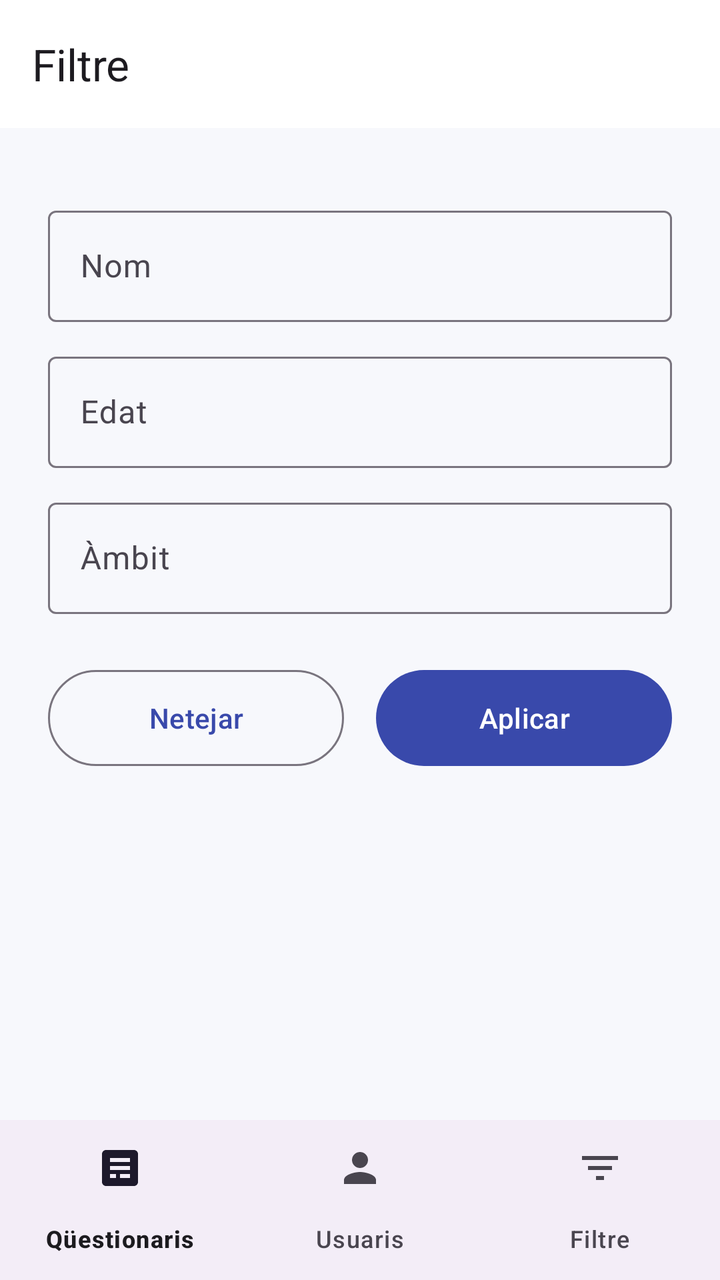
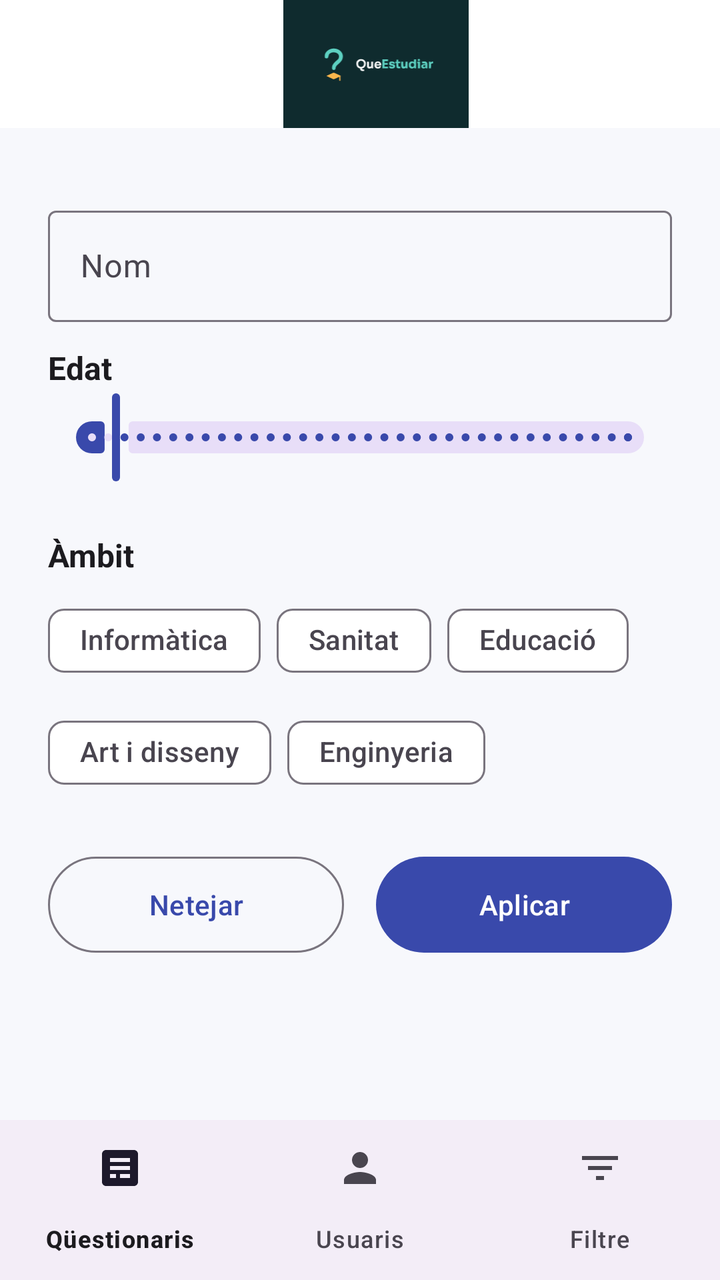

Screens rendered from an Android XML layout before and after an edit, with the pre-edit source and the edit as a unified diff.
<!-- AndroidManifest.xml: application theme Theme.OrientaApp -->
<!-- res/layout/fragment_filtre.xml -->
<?xml version="1.0" encoding="utf-8"?>
<LinearLayout xmlns:android="http://schemas.android.com/apk/res/android"
    xmlns:app="http://schemas.android.com/apk/res-auto"
    xmlns:tools="http://schemas.android.com/tools"
    android:layout_width="match_parent"
    android:layout_height="match_parent"
    android:orientation="vertical"
    tools:context=".FiltreFragment">

    <com.google.android.material.appbar.MaterialToolbar
        android:id="@+id/barra"
        android:layout_width="match_parent"
        android:layout_height="?attr/actionBarSize"
        android:background="@color/superficie"
        app:title="@string/titol_filtre" />

    <LinearLayout
        android:layout_width="match_parent"
        android:layout_height="0dp"
        android:layout_weight="1"
        android:orientation="vertical"
        android:padding="24dp">

        <com.google.android.material.textfield.TextInputLayout
            style="@style/CampText"
            android:hint="@string/hint_nom">
            <com.google.android.material.textfield.TextInputEditText
                android:layout_width="match_parent"
                android:layout_height="wrap_content"
                android:importantForAutofill="no"
                android:inputType="textPersonName" />
        </com.google.android.material.textfield.TextInputLayout>

        <com.google.android.material.textfield.TextInputLayout
            style="@style/CampText"
            android:hint="@string/hint_edat">
            <com.google.android.material.textfield.TextInputEditText
                android:layout_width="match_parent"
                android:layout_height="wrap_content"
                android:importantForAutofill="no"
                android:inputType="number" />
        </com.google.android.material.textfield.TextInputLayout>

        <com.google.android.material.textfield.TextInputLayout
            style="@style/CampText"
            android:hint="@string/hint_ambit">
            <com.google.android.material.textfield.TextInputEditText
                android:layout_width="match_parent"
                android:layout_height="wrap_content"
                android:importantForAutofill="no"
                android:inputType="text" />
        </com.google.android.material.textfield.TextInputLayout>

        <LinearLayout
            android:layout_width="match_parent"
            android:layout_height="wrap_content"
            android:layout_marginTop="24dp"
            android:orientation="horizontal">

            <Button
                android:id="@+id/btnNetejar"
                style="@style/Widget.Material3.Button.OutlinedButton"
                android:layout_width="0dp"
                android:layout_height="wrap_content"
                android:layout_marginEnd="8dp"
                android:layout_weight="1"
                android:minHeight="56dp"
                android:text="@string/netejar" />

            <Button
                android:id="@+id/btnAplicar"
                style="@style/Widget.Material3.Button"
                android:layout_width="0dp"
                android:layout_height="wrap_content"
                android:layout_marginStart="8dp"
                android:layout_weight="1"
                android:minHeight="56dp"
                android:text="@string/aplicar" />
        </LinearLayout>
    </LinearLayout>

    <com.google.android.material.bottomnavigation.BottomNavigationView
        android:id="@+id/navInferior"
        android:layout_width="match_parent"
        android:layout_height="wrap_content"
        app:labelVisibilityMode="labeled"
        app:menu="@menu/menu_inferior"
        app:paddingBottomSystemWindowInsets="false" />
</LinearLayout>
<!-- resources referenced by this layout -->
<resources>
  <color name="superficie">#FFFFFF</color>
  <string name="aplicar">Aplicar</string>
  <string name="hint_ambit">Àmbit</string>
  <string name="hint_edat">Edat</string>
  <string name="hint_nom">Nom</string>
  <string name="netejar">Netejar</string>
  <string name="titol_filtre">Filtre</string>
  <style name="CampText" parent="Widget.Material3.TextInputLayout.OutlinedBox">
          <item name="android:layout_width">match_parent</item>
          <item name="android:layout_height">wrap_content</item>
          <item name="android:layout_marginTop">12dp</item>
      </style>
  <style name="Theme.OrientaApp" parent="Base.Theme.OrientaApp" />
  <style name="Base.Theme.OrientaApp" parent="Theme.Material3.DayNight.NoActionBar">
          <item name="colorPrimary">@color/primari</item>
          <item name="colorOnPrimary">@color/on_primari</item>
          <item name="colorSecondary">@color/secundari</item>
          <item name="colorOnSecondary">@color/on_secundari</item>
          <item name="colorError">@color/error</item>
          <item name="android:colorBackground">@color/fons</item>
          <item name="colorSurface">@color/superficie</item>
          <item name="colorOnSurface">@color/text_principal</item>
          <item name="colorOnSurfaceVariant">@color/text_secundari</item>
      </style>
  <color name="primari">#3949AB</color>
  <color name="on_primari">#FFFFFF</color>
  <color name="secundari">#00796B</color>
  <color name="on_secundari">#FFFFFF</color>
  <color name="error">#B3261E</color>
  <color name="fons">#F7F8FC</color>
  <color name="text_principal">#1C1B1F</color>
  <color name="text_secundari">#49454F</color>
</resources>

<!-- the commit's change to res/layout/fragment_filtre.xml (unified diff, before → after) -->
@@ -12,6 +12,8 @@
         android:layout_width="match_parent"
         android:layout_height="?attr/actionBarSize"
         android:background="@color/superficie"
+        app:logo="@drawable/ic_logo"
+        app:logoDescription="@string/desc_logo"
         app:title="@string/titol_filtre" />
 
     <LinearLayout
@@ -31,25 +33,64 @@
                 android:inputType="textPersonName" />
         </com.google.android.material.textfield.TextInputLayout>
 
-        <com.google.android.material.textfield.TextInputLayout
-            style="@style/CampText"
-            android:hint="@string/hint_edat">
-            <com.google.android.material.textfield.TextInputEditText
-                android:layout_width="match_parent"
+        <TextView
+            style="@style/TextEtiqueta"
+            android:layout_width="wrap_content"
+            android:layout_height="wrap_content"
+            android:layout_marginTop="12dp"
+            android:text="@string/hint_edat" />
+
+        
+        <com.google.android.material.slider.Slider
+            android:id="@+id/sliderEdat"
+            android:layout_width="match_parent"
+            android:layout_height="wrap_content"
+            android:contentDescription="@string/hint_edat"
+            android:stepSize="1"
+            android:value="16"
+            android:valueFrom="12"
+            android:valueTo="99" />
+
+        <TextView
+            style="@style/TextEtiqueta"
+            android:layout_width="wrap_content"
+            android:layout_height="wrap_content"
+            android:text="@string/hint_ambit" />
+
+        
+        <com.google.android.material.chip.ChipGroup
+            android:id="@+id/chipsAmbit"
+            android:layout_width="match_parent"
+            android:layout_height="wrap_content"
+            android:layout_marginTop="8dp"
+            app:singleSelection="true">
+
+            <com.google.android.material.chip.Chip
+                style="@style/Widget.Material3.Chip.Filter"
+                android:layout_width="wrap_content"
                 android:layout_height="wrap_content"
-                android:importantForAutofill="no"
-                android:inputType="number" />
-        </com.google.android.material.textfield.TextInputLayout>
-
-        <com.google.android.material.textfield.TextInputLayout
-            style="@style/CampText"
-            android:hint="@string/hint_ambit">
-            <com.google.android.material.textfield.TextInputEditText
-                android:layout_width="match_parent"
+                android:text="@string/informatica" />
+            <com.google.android.material.chip.Chip
+                style="@style/Widget.Material3.Chip.Filter"
+                android:layout_width="wrap_content"
                 android:layout_height="wrap_content"
-                android:importantForAutofill="no"
-                android:inputType="text" />
-        </com.google.android.material.textfield.TextInputLayout>
+                android:text="@string/sanitat" />
+            <com.google.android.material.chip.Chip
+                style="@style/Widget.Material3.Chip.Filter"
+                android:layout_width="wrap_content"
+                android:layout_height="wrap_content"
+                android:text="@string/educacio" />
+            <com.google.android.material.chip.Chip
+                style="@style/Widget.Material3.Chip.Filter"
+                android:layout_width="wrap_content"
+                android:layout_height="wrap_content"
+                android:text="@string/art" />
+            <com.google.android.material.chip.Chip
+                style="@style/Widget.Material3.Chip.Filter"
+                android:layout_width="wrap_content"
+                android:layout_height="wrap_content"
+                android:text="@string/enginyeria" />
+        </com.google.android.material.chip.ChipGroup>
 
         <LinearLayout
             android:layout_width="match_parent"
<!-- resource entries referenced after the edit -->
@@ -1,16 +1,29 @@
 <!-- resources referenced by this layout -->
 <resources>
   <color name="superficie">#FFFFFF</color>
+  <!-- drawable ic_logo: vector/xml drawable (drawable, 11120 chars, omitted) -->
   <string name="aplicar">Aplicar</string>
+  <string name="art">Art i disseny</string>
+  <string name="desc_logo">Logotip d\'OrientaApp</string>
+  <string name="educacio">Educació</string>
+  <string name="enginyeria">Enginyeria</string>
   <string name="hint_ambit">Àmbit</string>
   <string name="hint_edat">Edat</string>
   <string name="hint_nom">Nom</string>
+  <string name="informatica">Informàtica</string>
   <string name="netejar">Netejar</string>
+  <string name="sanitat">Sanitat</string>
   <string name="titol_filtre">Filtre</string>
   <style name="CampText" parent="Widget.Material3.TextInputLayout.OutlinedBox">
           <item name="android:layout_width">match_parent</item>
           <item name="android:layout_height">wrap_content</item>
           <item name="android:layout_marginTop">12dp</item>
+      </style>
+  <style name="TextEtiqueta">
+          <item name="android:textSize">16sp</item>
+          <item name="android:textStyle">bold</item>
+          <item name="android:textColor">@color/text_principal</item>
+          <item name="android:layout_marginTop">24dp</item>
       </style>
   <style name="Theme.OrientaApp" parent="Base.Theme.OrientaApp" />
   <style name="Base.Theme.OrientaApp" parent="Theme.Material3.DayNight.NoActionBar">
